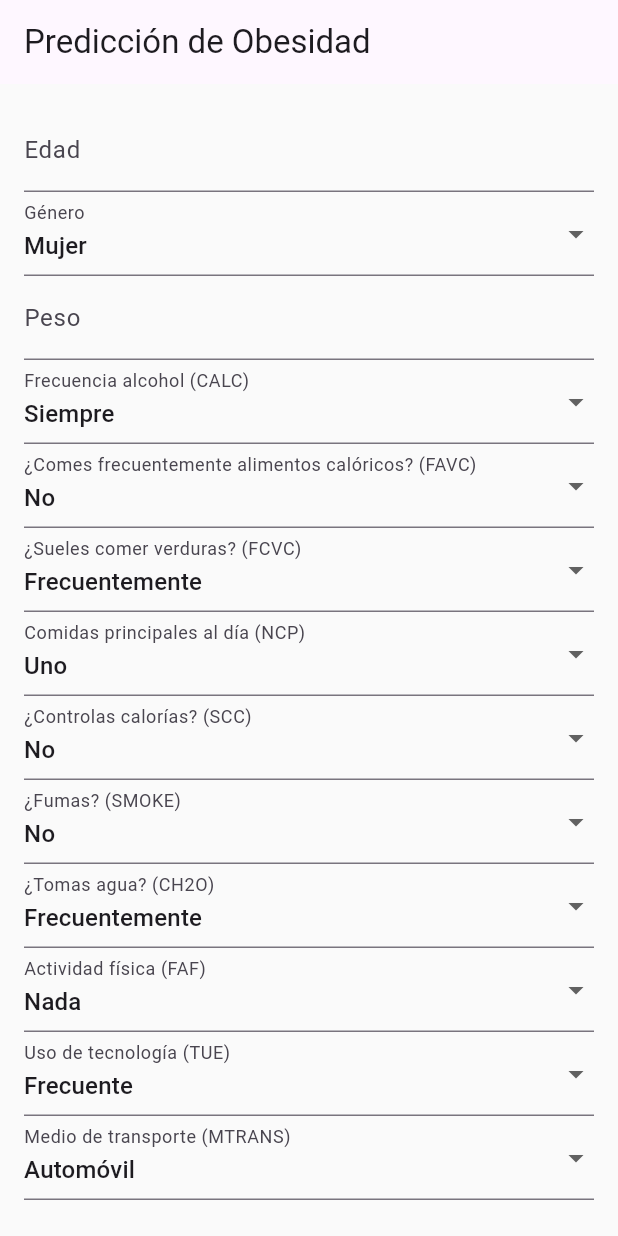
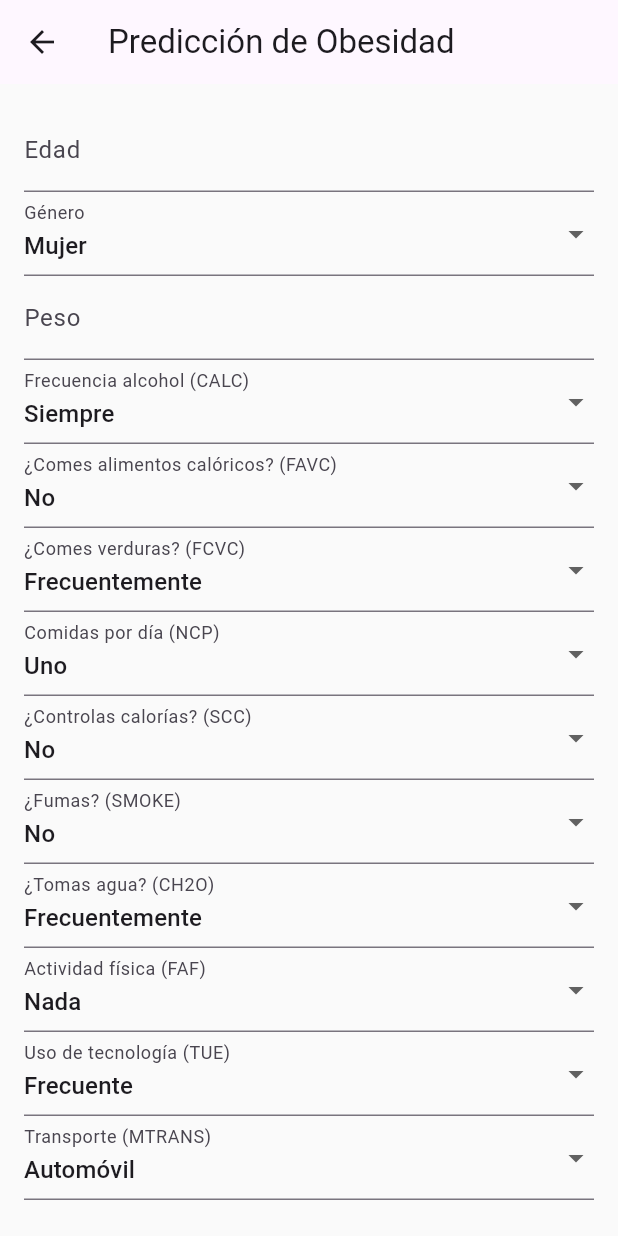
Before and after one commit to Ansc0307/Recetas, a Flutter app: the ObesityPredictorForm screen opened directly, on a phone screen of 412 x 824 dp. Run offline on Flutter 3.47's test engine with Material 3 defaults, Android fonts, the phone set to English and light mode, and no system bars; our stand-ins replace flutter_riverpod, image_picker.

```diff
--- /dev/null
+++ b/p_cookai-main/lib/ModelRT/obesity_predictor_form.dart
@@ -0,0 +1,159 @@
+// lib/screens/obesity_predictor_form.dart
+import 'package:flutter/material.dart';
+import '../Render/prediction_service.dart';
+import '../Grafico/prediction_card.dart';
+
+class ObesityPredictorForm extends StatefulWidget {
+  @override
+  _ObesityPredictorFormState createState() => _ObesityPredictorFormState();
+}
+
+class _ObesityPredictorFormState extends State<ObesityPredictorForm> {
+  final _formKey = GlobalKey<FormState>();
+  final Map<String, dynamic> formData = {
+    'Age': '',
+    'Gender': '0',
+    'Weight': '',
+    'CALC': '0',
+    'FAVC': '0',
+    'FCVC': '1',
+    'NCP': '1',
+    'SCC': '0',
+    'SMOKE': '0',
+    'CH2O': '1',
+    'FAF': '0',
+    'TUE': '0',
+    'MTRANS': '0',
+  };
+
+  String? prediction;
+  final double modelAccuracy = 0.9350;
+
+  Future<void> _handlePrediction() async {
+    final result = await PredictionService.predictObesity(formData);
+    setState(() {
+      prediction = result;
+    });
+  }
+
+  Widget buildTextInput(String label, String key) {
+    return TextFormField(
+      decoration: InputDecoration(labelText: label),
+      keyboardType: TextInputType.number,
+      onSaved: (value) => formData[key] = value!,
+      validator: (value) => value == null || value.isEmpty ? 'Requerido' : null,
+    );
+  }
+
+  Widget buildDropdown(String label, String key, List<Map<String, String>> options) {
+    return DropdownButtonFormField<String>(
+      value: formData[key],
+      decoration: InputDecoration(labelText: label),
+      onChanged: (value) => setState(() => formData[key] = value!),
+      items: options
+          .map((opt) => DropdownMenuItem<String>(
+                value: opt['value'],
+                child: Text(opt['label']!),
+              ))
+          .toList(),
+      onSaved: (value) => formData[key] = value!,
+    );
+  }
+
+  @override
+  Widget build(BuildContext context) {
+    return Scaffold(
+      appBar: AppBar(title: Text('Predicción de Obesidad')),
+      body: Padding(
+        padding: const EdgeInsets.all(16),
+        child: Form(
+          key: _formKey,
+          child: ListView(
+            children: [
+              buildTextInput('Edad', 'Age'),
+              buildDropdown('Género', 'Gender', [
+                {'value': '1', 'label': 'Hombre'},
+                {'value': '0', 'label': 'Mujer'},
+              ]),
+              buildTextInput('Peso', 'Weight'),
+              buildDropdown('Frecuencia alcohol (CALC)', 'CALC', [
+                {'value': '3', 'label': 'Nunca'},
+                {'value': '2', 'label': 'A veces'},
+                {'value': '1', 'label': 'Frecuentemente'},
+                {'value': '0', 'label': 'Siempre'},
+              ]),
+              buildDropdown('¿Comes alimentos calóricos? (FAVC)', 'FAVC', [
+                {'value': '0', 'label': 'No'},
+                {'value': '1', 'label': 'Sí'},
+              ]),
+              buildDropdown('¿Comes verduras? (FCVC)', 'FCVC', [
+                {'value': '2', 'label': 'Nunca'},
+                {'value': '3', 'label': 'A veces'},
+                {'value': '1', 'label': 'Frecuentemente'},
+              ]),
+              buildDropdown('Comidas por día (NCP)', 'NCP', [
+                {'value': '1', 'label': 'Uno'},
+                {'value': '2', 'label': 'Dos'},
+                {'value': '3', 'label': 'Tres'},
+                {'value': '4', 'label': 'Cuatro'},
+              ]),
+              buildDropdown('¿Controlas calorías? (SCC)', 'SCC', [
+                {'value': '0', 'label': 'No'},
+                {'value': '1', 'label': 'Sí'},
+              ]),
+              buildDropdown('¿Fumas? (SMOKE)', 'SMOKE', [
+                {'value': '0', 'label': 'No'},
+                {'value': '1', 'label': 'Sí'},
+              ]),
+              buildDropdown('¿Tomas agua? (CH2O)', 'CH2O', [
+                {'value': '2', 'label': 'Nunca'},
+                {'value': '3', 'label': 'A veces'},
+                {'value': '1', 'label': 'Frecuentemente'},
+              ]),
+              buildDropdown('Actividad física (FAF)', 'FAF', [
+                {'value': '0', 'label': 'Nada'},
+                {'value': '2', 'label': 'A veces'},
+                {'value': '1', 'label': 'Frecuente'},
+                {'value': '3', 'label': 'Diaria'},
+              ]),
+              buildDropdown('Uso de tecnología (TUE)', 'TUE', [
+                {'value': '2', 'label': 'Nunca'},
+                {'value': '1', 'label': 'A veces'},
+                {'value': '0', 'label': 'Frecuente'},
+              ]),
+              buildDropdown('Transporte (MTRANS)', 'MTRANS', [
+                {'value': '0', 'label': 'Automóvil'},
+                {'value': '2', 'label': 'Motocicleta'},
+                {'value': '1', 'label': 'Bicicleta'},
+                {'value': '3', 'label': 'Transporte Público'},
+                {'value': '4', 'label': 'Caminar'},
+              ]),
+              SizedBox(height: 20),
+              ElevatedButton(
+                onPressed: () {
+                  if (_formKey.currentState!.validate()) {
+                    _formKey.currentState!.save();
+                    _handlePrediction();
+                  }
+                },
+                child: Text('Predecir'),
+              ),
+              SizedBox(height: 20),
+              if (prediction != null) PredictionCard(prediction: prediction!),
+              SizedBox(height: 20),
+              Card(
+                color: Colors.blue.shade50,
+                elevation: 2,
+                child: ListTile(
+                  leading: Icon(Icons.assessment, color: Colors.blue),
+                  title: Text('Precisión del modelo'),
+                  subtitle: Text('${(modelAccuracy * 100).toStringAsFixed(2)} %'),
+                ),
+              ),
+            ],
+          ),
+        ),
+      ),
+    );
+  }
+}
--- a/p_cookai-main/lib/obi.dart
+++ b/p_cookai-main/lib/ModelRT/obi.dart
@@ -1,6 +1,7 @@
 import 'package:flutter/material.dart';
 import 'package:http/http.dart' as http;
 import 'dart:convert';
+import '../Grafico/prediction_card.dart';
 
 void main() => runApp(MaterialApp(home: ObesityPredictorForm()));
 
@@ -28,6 +29,7 @@ class _ObesityPredictorFormState extends State<ObesityPredictorForm> {
   };
 
   String? prediction;
+  final double modelAccuracy = 0.9350;
 
   Future<void> predictObesity() async {
     final url = Uri.parse('https://obesity-api-1.onrender.com/predict');
@@ -162,8 +164,17 @@ class _ObesityPredictorFormState extends State<ObesityPredictorForm> {
                 child: Text('Predecir'),
               ),
               SizedBox(height: 20),
-              if (prediction != null)
-                Text('Predicción: $prediction'),
+              if (prediction != null) PredictionCard(prediction: prediction!),
+              SizedBox(height: 20),
+              Card(
+                color: Colors.blue.shade50,
+                elevation: 2,
+                child: ListTile(
+                  leading: Icon(Icons.assessment, color: Colors.blue),
+                  title: Text('Precisión del modelo'),
+                  subtitle: Text('${(modelAccuracy * 100).toStringAsFixed(2)} %'),
+                ),
+              ),
             ],
           ),
         ),
--- a/p_cookai-main/pubspec.yaml
+++ b/p_cookai-main/pubspec.yaml
@@ -32,6 +32,7 @@ dependencies:
     sdk: flutter
   path_provider: ^2.1.2
   http: ^0.13.6
+  flutter_riverpod: ^2.3.6
 
   # The following adds the Cupertino Icons font to your application.
   # Use with the CupertinoIcons class for iOS style icons.
```
Also changed, not shown: p_cookai-main/lib/Grafico/prediction_card.dart (added, +85 -0 lines), p_cookai-main/lib/Logic/bmi_logic.dart (added, +13 -0 lines), p_cookai-main/lib/Niideadespuesveo/bmi_provider.dart (added, +16 -0 lines), p_cookai-main/lib/Render/prediction_service.dart (added, +29 -0 lines), p_cookai-main/lib/Vista/bmi_screen.dart (added, +63 -0 lines), p_cookai-main/lib/app.dart (+19 -1 lines), p_cookai-main/lib/home.dart (added, +104 -0 lines), p_cookai-main/lib/main.dart (+22 -0 lines), p_cookai-main/lib/providers-parariverpod/obesity_provider.dart (added, +27 -0 lines), p_cookai-main/pubspec.lock.
